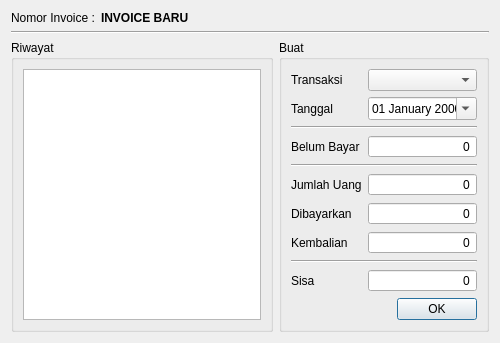
Before: the Qt Designer form src/dialogs/paymentdialog.ui in AyahnaSyahid/LazyMins, drawn with Qt 5.
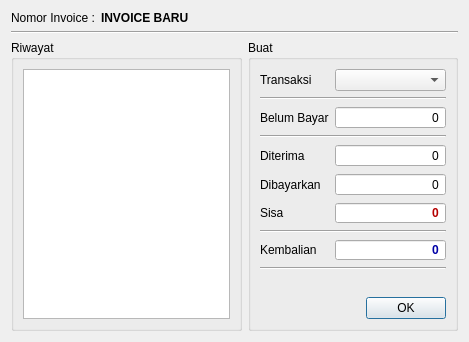
After: the same form once the commit is applied. Custom widgets are drawn as their Qt base class.

Patch:
```diff
--- a/src/dialogs/paymentdialog.ui
+++ b/src/dialogs/paymentdialog.ui
@@ -6,7 +6,7 @@
    <rect>
     <x>0</x>
     <y>0</y>
-    <width>500</width>
+    <width>469</width>
     <height>342</height>
    </rect>
   </property>
@@ -82,57 +82,54 @@
           <item row="0" column="1">
            <widget class="QueryComboBox" name="akunTransaksiComboBox"/>
           </item>
-          <item row="1" column="0">
-           <widget class="QLabel" name="label_3">
-            <property name="text">
-             <string>Tanggal</string>
+          <item row="1" column="0" colspan="2">
+           <widget class="Line" name="line">
+            <property name="orientation">
+             <enum>Qt::Orientation::Horizontal</enum>
             </property>
            </widget>
           </item>
-          <item row="1" column="1">
-           <widget class="QDateEdit" name="tanggalEdit">
-            <property name="alignment">
-             <set>Qt::AlignmentFlag::AlignCenter</set>
-            </property>
-            <property name="buttonSymbols">
-             <enum>QAbstractSpinBox::ButtonSymbols::NoButtons</enum>
-            </property>
-            <property name="displayFormat">
-             <string>dd MMMM yyyy</string>
-            </property>
-            <property name="calendarPopup">
-             <bool>true</bool>
-            </property>
-           </widget>
-          </item>
-          <item row="3" column="0">
+          <item row="2" column="0">
            <widget class="QLabel" name="label_4">
             <property name="text">
              <string>Belum Bayar</string>
             </property>
            </widget>
           </item>
-          <item row="3" column="1">
+          <item row="2" column="1">
            <widget class="QSpinBox" name="belumBayarSpinBox">
             <property name="alignment">
              <set>Qt::AlignmentFlag::AlignRight|Qt::AlignmentFlag::AlignTrailing|Qt::AlignmentFlag::AlignVCenter</set>
             </property>
+            <property name="readOnly">
+             <bool>true</bool>
+            </property>
             <property name="buttonSymbols">
              <enum>QAbstractSpinBox::ButtonSymbols::NoButtons</enum>
             </property>
+            <property name="showGroupSeparator" stdset="0">
+             <bool>true</bool>
+            </property>
             <property name="maximum">
              <number>99999999</number>
             </property>
            </widget>
           </item>
-          <item row="5" column="0">
+          <item row="3" column="0" colspan="2">
+           <widget class="Line" name="line_2">
+            <property name="orientation">
+             <enum>Qt::Orientation::Horizontal</enum>
+            </property>
+           </widget>
+          </item>
+          <item row="4" column="0">
            <widget class="QLabel" name="label_5">
             <property name="text">
-             <string>Jumlah Uang</string>
+             <string>Diterima</string>
             </property>
            </widget>
           </item>
-          <item row="5" column="1">
+          <item row="4" column="1">
            <widget class="QSpinBox" name="jumlahUangSpinBox">
             <property name="alignment">
              <set>Qt::AlignmentFlag::AlignRight|Qt::AlignmentFlag::AlignTrailing|Qt::AlignmentFlag::AlignVCenter</set>
@@ -143,84 +140,123 @@
             <property name="maximum">
              <number>99999999</number>
             </property>
-           </widget>
-          </item>
-          <item row="9" column="0">
-           <widget class="QLabel" name="label_6">
-            <property name="text">
-             <string>Sisa</string>
+            <property name="showGroupSeparator" stdset="0">
+             <bool>true</bool>
             </property>
-           </widget>
-          </item>
-          <item row="9" column="1">
-           <widget class="QSpinBox" name="spinBox_3">
-            <property name="alignment">
-             <set>Qt::AlignmentFlag::AlignRight|Qt::AlignmentFlag::AlignTrailing|Qt::AlignmentFlag::AlignVCenter</set>
-            </property>
-            <property name="buttonSymbols">
-             <enum>QAbstractSpinBox::ButtonSymbols::NoButtons</enum>
-            </property>
             <property name="maximum">
              <number>99999999</number>
             </property>
-           </widget>
-          </item>
-          <item row="2" column="0" colspan="2">
-           <widget class="Line" name="line">
-            <property name="orientation">
-             <enum>Qt::Orientation::Horizontal</enum>
+            <property name="singleStep">
+             <number>1000</number>
             </property>
            </widget>
           </item>
-          <item row="6" column="0">
+          <item row="5" column="0">
            <widget class="QLabel" name="label_7">
             <property name="text">
              <string>Dibayarkan</string>
             </property>
            </widget>
           </item>
-          <item row="7" column="0">
+          <item row="5" column="1">
+           <widget class="QSpinBox" name="dibayarkanSpinBox">
+            <property name="alignment">
+             <set>Qt::AlignmentFlag::AlignRight|Qt::AlignmentFlag::AlignTrailing|Qt::AlignmentFlag::AlignVCenter</set>
+            </property>
+            <property name="buttonSymbols">
+             <enum>QAbstractSpinBox::ButtonSymbols::NoButtons</enum>
+            </property>
+            <property name="accelerated">
+             <bool>true</bool>
+            </property>
+            <property name="showGroupSeparator" stdset="0">
+             <bool>true</bool>
+            </property>
+            <property name="maximum">
+             <number>99999999</number>
+            </property>
+            <property name="singleStep">
+             <number>1000</number>
+            </property>
+           </widget>
+          </item>
+          <item row="6" column="0">
+           <widget class="QLabel" name="label_6">
+            <property name="text">
+             <string>Sisa</string>
+            </property>
+           </widget>
+          </item>
+          <item row="6" column="1">
+           <widget class="QSpinBox" name="sisaSpinBox">
+            <property name="font">
+             <font>
+              <bold>true</bold>
+             </font>
+            </property>
+            <property name="styleSheet">
+             <string notr="true">color: rgb(181, 0, 0);</string>
+            </property>
+            <property name="alignment">
+             <set>Qt::AlignmentFlag::AlignRight|Qt::AlignmentFlag::AlignTrailing|Qt::AlignmentFlag::AlignVCenter</set>
+            </property>
+            <property name="readOnly">
+             <bool>true</bool>
+            </property>
+            <property name="buttonSymbols">
+             <enum>QAbstractSpinBox::ButtonSymbols::NoButtons</enum>
+            </property>
+            <property name="showGroupSeparator" stdset="0">
+             <bool>true</bool>
+            </property>
+            <property name="maximum">
+             <number>99999999</number>
+            </property>
+           </widget>
+          </item>
+          <item row="7" column="0" colspan="2">
+           <widget class="Line" name="line_3">
+            <property name="orientation">
+             <enum>Qt::Orientation::Horizontal</enum>
+            </property>
+           </widget>
+          </item>
+          <item row="8" column="0">
            <widget class="QLabel" name="label_8">
             <property name="text">
              <string>Kembalian</string>
             </property>
            </widget>
           </item>
-          <item row="4" column="0" colspan="2">
-           <widget class="Line" name="line_2">
-            <property name="orientation">
-             <enum>Qt::Orientation::Horizontal</enum>
-            </property>
-           </widget>
-          </item>
-          <item row="6" column="1">
-           <widget class="QSpinBox" name="dibayarkanSpinBox">
-            <property name="alignment">
-             <set>Qt::AlignmentFlag::AlignRight|Qt::AlignmentFlag::AlignTrailing|Qt::AlignmentFlag::AlignVCenter</set>
-            </property>
-            <property name="buttonSymbols">
-             <enum>QAbstractSpinBox::ButtonSymbols::NoButtons</enum>
-            </property>
-            <property name="maximum">
-             <number>99999999</number>
-            </property>
-           </widget>
-          </item>
-          <item row="7" column="1">
+          <item row="8" column="1">
            <widget class="QSpinBox" name="kembalianSpinBox">
+            <property name="font">
+             <font>
+              <bold>true</bold>
+             </font>
+            </property>
+            <property name="styleSheet">
+             <string notr="true">color: rgb(0, 0, 166);</string>
+            </property>
             <property name="alignment">
              <set>Qt::AlignmentFlag::AlignRight|Qt::AlignmentFlag::AlignTrailing|Qt::AlignmentFlag::AlignVCenter</set>
             </property>
+            <property name="readOnly">
+             <bool>true</bool>
+            </property>
             <property name="buttonSymbols">
              <enum>QAbstractSpinBox::ButtonSymbols::NoButtons</enum>
             </property>
+            <property name="showGroupSeparator" stdset="0">
+             <bool>true</bool>
+            </property>
             <property name="maximum">
              <number>99999999</number>
             </property>
            </widget>
           </item>
-          <item row="8" column="0" colspan="2">
-           <widget class="Line" name="line_3">
+          <item row="9" column="0" colspan="2">
+           <widget class="Line" name="line_5">
             <property name="orientation">
              <enum>Qt::Orientation::Horizontal</enum>
             </property>
```
Left out of the diff: 15 changed lines with no effect on the pictures.
